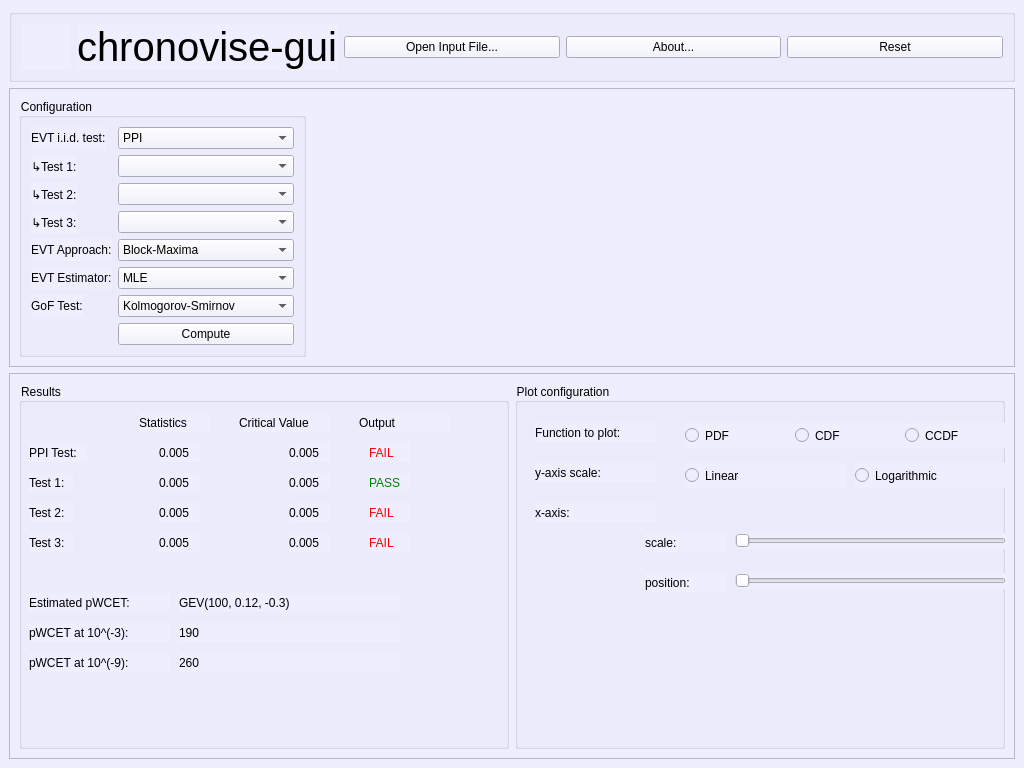
Before: the Qt Designer form gui/ui/mainwindow.ui in federeghe/chronovise, drawn with Qt 5.
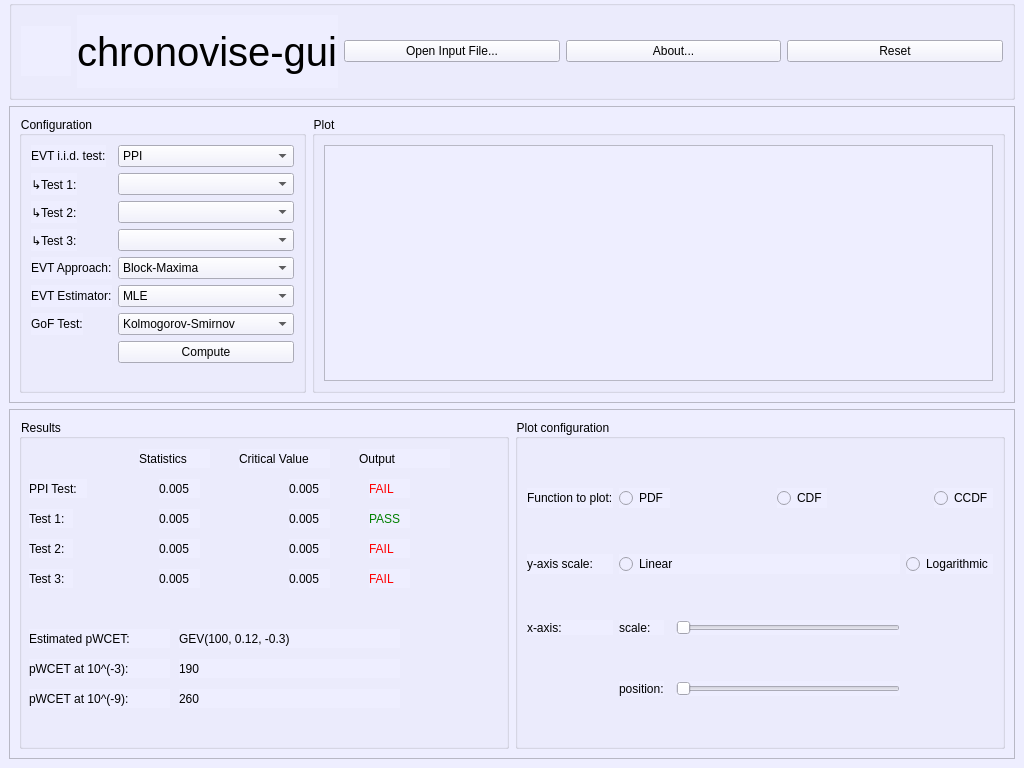
After: the same form once the commit is applied. Icons and pictures are not drawn. Custom widgets are drawn as their Qt base class.

The edit to the form file:
```diff
--- a/gui/ui/mainwindow.ui
+++ b/gui/ui/mainwindow.ui
@@ -18,12 +18,24 @@
   </property>
   <widget class="QWidget" name="widget_central">
    <layout class="QVBoxLayout" name="verticalLayout">
+    <property name="spacing">
+     <number>6</number>
+    </property>
+    <property name="topMargin">
+     <number>0</number>
+    </property>
     <item>
      <widget class="QGroupBox" name="groupBox">
+      <property name="sizePolicy">
+       <sizepolicy hsizetype="Preferred" vsizetype="Preferred">
+        <horstretch>0</horstretch>
+        <verstretch>0</verstretch>
+       </sizepolicy>
+      </property>
       <property name="minimumSize">
        <size>
         <width>0</width>
-        <height>20</height>
+        <height>100</height>
        </size>
       </property>
       <property name="maximumSize">
@@ -262,13 +274,21 @@
         </widget>
        </item>
        <item>
-        <widget class="QFrame" name="qwtPlot">
+        <widget class="QGroupBox" name="groupBox_2">
          <property name="sizePolicy">
-          <sizepolicy hsizetype="Expanding" vsizetype="Preferred">
+          <sizepolicy hsizetype="MinimumExpanding" vsizetype="Preferred">
            <horstretch>0</horstretch>
            <verstretch>0</verstretch>
           </sizepolicy>
          </property>
+         <property name="title">
+          <string>Plot</string>
+         </property>
+         <layout class="QGridLayout" name="gridLayout">
+          <item row="0" column="0">
+           <widget class="QChartView" name="graphicsView"/>
+          </item>
+         </layout>
         </widget>
        </item>
       </layout>
@@ -276,6 +296,12 @@
     </item>
     <item>
      <widget class="QFrame" name="frame_2">
+      <property name="minimumSize">
+       <size>
+        <width>0</width>
+        <height>350</height>
+       </size>
+      </property>
       <property name="frameShape">
        <enum>QFrame::StyledPanel</enum>
       </property>
@@ -285,6 +311,12 @@
       <layout class="QHBoxLayout" name="horizontalLayout_3">
        <item>
         <widget class="QGroupBox" name="gb_results">
+         <property name="sizePolicy">
+          <sizepolicy hsizetype="MinimumExpanding" vsizetype="Preferred">
+           <horstretch>0</horstretch>
+           <verstretch>0</verstretch>
+          </sizepolicy>
+         </property>
          <property name="title">
           <string>Results</string>
          </property>
@@ -630,7 +662,7 @@
        <item>
         <widget class="QGroupBox" name="gb_plot_config">
          <property name="sizePolicy">
-          <sizepolicy hsizetype="Preferred" vsizetype="MinimumExpanding">
+          <sizepolicy hsizetype="MinimumExpanding" vsizetype="MinimumExpanding">
            <horstretch>0</horstretch>
            <verstretch>0</verstretch>
           </sizepolicy>
@@ -638,162 +670,92 @@
          <property name="title">
           <string>Plot configuration</string>
          </property>
+         <layout class="QGridLayout" name="gridLayout_2">
+          <item row="0" column="0">
          <widget class="QLabel" name="lbl_function_to_plot">
-          <property name="geometry">
-           <rect>
-            <x>20</x>
-            <y>40</y>
-            <width>121</width>
-            <height>19</height>
-           </rect>
-          </property>
           <property name="text">
            <string>Function to plot:</string>
           </property>
          </widget>
+          </item>
+          <item row="0" column="1" colspan="2">
          <widget class="QRadioButton" name="rb_pdf">
-          <property name="geometry">
-           <rect>
-            <x>170</x>
-            <y>40</y>
-            <width>109</width>
-            <height>25</height>
-           </rect>
-          </property>
           <property name="text">
            <string>PDF</string>
           </property>
          </widget>
+          </item>
+          <item row="0" column="3" colspan="2" alignment="Qt::AlignHCenter">
          <widget class="QRadioButton" name="rb_cdf">
-          <property name="geometry">
-           <rect>
-            <x>280</x>
-            <y>40</y>
-            <width>109</width>
-            <height>25</height>
-           </rect>
-          </property>
           <property name="text">
            <string>CDF</string>
           </property>
-         </widget>
+            <property name="shortcut">
+             <string/>
+            </property>
+           </widget>
+          </item>
+          <item row="0" column="5">
          <widget class="QRadioButton" name="rb_ccdf">
-          <property name="geometry">
-           <rect>
-            <x>390</x>
-            <y>40</y>
-            <width>109</width>
-            <height>25</height>
-           </rect>
-          </property>
           <property name="text">
            <string>CCDF</string>
           </property>
          </widget>
+          </item>
+          <item row="1" column="0">
          <widget class="QLabel" name="lvl_y_scale">
-          <property name="geometry">
-           <rect>
-            <x>20</x>
-            <y>80</y>
-            <width>121</width>
-            <height>19</height>
-           </rect>
-          </property>
           <property name="text">
            <string>y-axis scale:</string>
           </property>
          </widget>
+          </item>
+          <item row="1" column="1" colspan="3">
          <widget class="QRadioButton" name="rb_linear">
-          <property name="geometry">
-           <rect>
-            <x>170</x>
-            <y>80</y>
-            <width>161</width>
-            <height>25</height>
-           </rect>
-          </property>
           <property name="text">
            <string>Linear</string>
           </property>
          </widget>
+          </item>
+          <item row="1" column="4" colspan="2">
          <widget class="QRadioButton" name="rb_log">
-          <property name="geometry">
-           <rect>
-            <x>340</x>
-            <y>80</y>
-            <width>161</width>
-            <height>25</height>
-           </rect>
-          </property>
           <property name="text">
            <string>Logarithmic</string>
           </property>
          </widget>
+          </item>
+          <item row="2" column="0">
          <widget class="QLabel" name="lbl_x_axis">
-          <property name="geometry">
-           <rect>
-            <x>20</x>
-            <y>120</y>
-            <width>121</width>
-            <height>19</height>
-           </rect>
-          </property>
           <property name="text">
            <string>x-axis:</string>
           </property>
          </widget>
-         <widget class="QSlider" name="slider_x_scale">
-          <property name="geometry">
-           <rect>
-            <x>220</x>
-            <y>150</y>
-            <width>271</width>
-            <height>16</height>
-           </rect>
-          </property>
-          <property name="orientation">
-           <enum>Qt::Horizontal</enum>
-          </property>
-         </widget>
+          </item>
+          <item row="2" column="1">
          <widget class="QLabel" name="lbl_x_scale">
-          <property name="geometry">
-           <rect>
-            <x>130</x>
-            <y>150</y>
-            <width>81</width>
-            <height>19</height>
-           </rect>
-          </property>
           <property name="text">
            <string>scale:</string>
           </property>
          </widget>
-         <widget class="QSlider" name="slider_x_pos">
-          <property name="geometry">
-           <rect>
-            <x>220</x>
-            <y>190</y>
-            <width>271</width>
-            <height>16</height>
-           </rect>
-          </property>
+          </item>
+          <item row="2" column="3">
+           <widget class="QSlider" name="slider_x_scale">
           <property name="orientation">
            <enum>Qt::Horizontal</enum>
           </property>
          </widget>
+          </item>
+          <item row="3" column="1">
          <widget class="QLabel" name="lbl_x_pos">
-          <property name="geometry">
-           <rect>
-            <x>130</x>
-            <y>190</y>
-            <width>81</width>
-            <height>19</height>
-           </rect>
-          </property>
           <property name="text">
            <string>position:</string>
           </property>
          </widget>
+          </item>
+          <item row="3" column="3">
+           <widget class="QSlider" name="slider_x_pos">
+            <property name="orientation">
+             <enum>Qt::Horizontal</enum>
+            </property>
         </widget>
        </item>
       </layout>
@@ -801,7 +763,17 @@
     </item>
    </layout>
   </widget>
- </widget>
+    </item>
+   </layout>
+  </widget>
+ </widget>
+ <customwidgets>
+  <customwidget>
+   <class>QChartView</class>
+   <extends>QGraphicsView</extends>
+   <header>QtCharts</header>
+  </customwidget>
+ </customwidgets>
  <resources>
   <include location="res/images.qrc"/>
  </resources>
```
Lines whose indentation alone changed are shown as unchanged.
